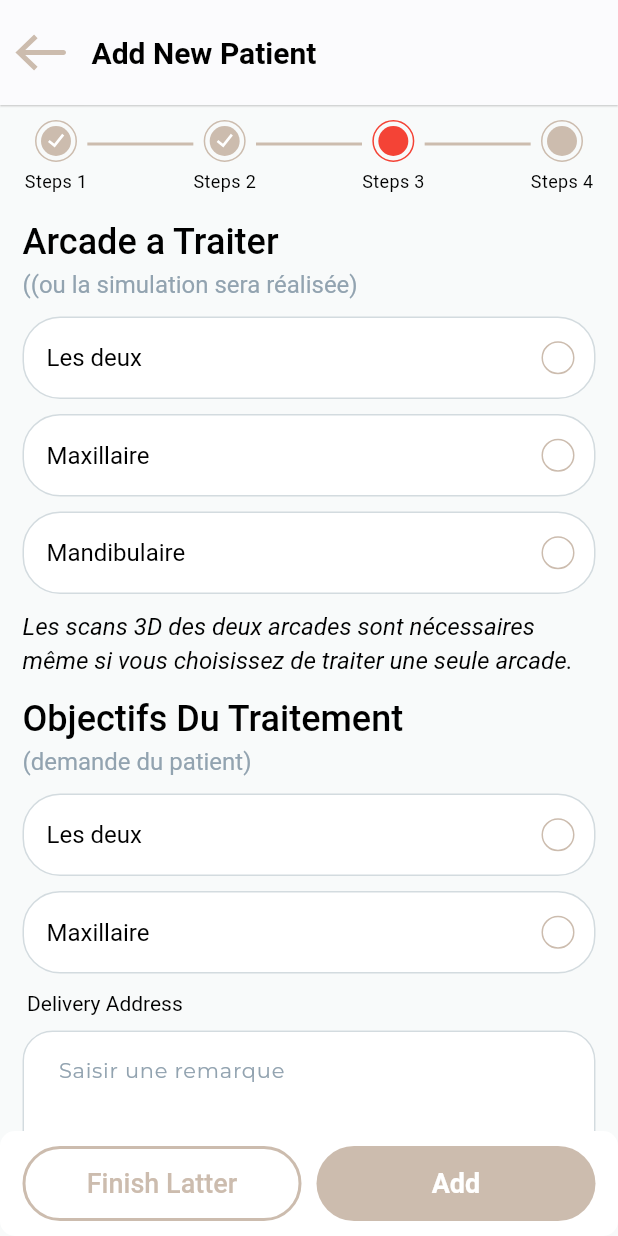
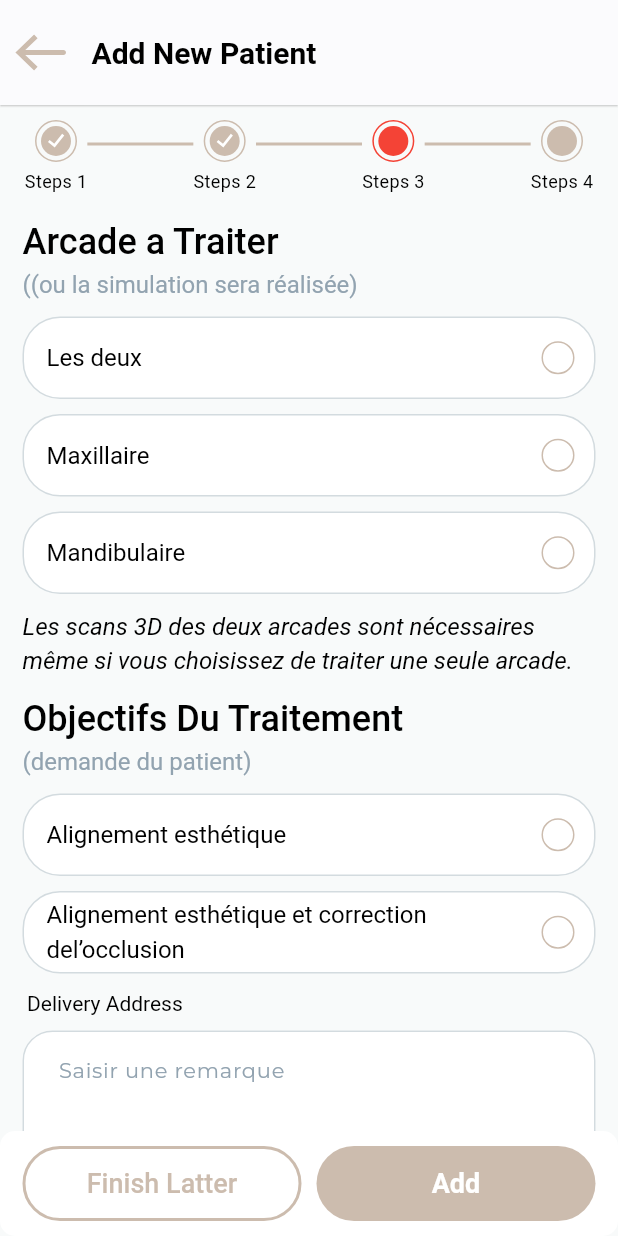
Before and after one commit to harshsavaliya175/lyner_doctor, a Flutter app: the AddPatientScreen screen opened by its route, after a tap on an icon or button, on a phone screen of 412 x 824 dp. Run offline on Flutter 3.47's test engine with Material 3 defaults, Android fonts, the phone set to English and light mode, and no system bars; our stand-ins replace cached_network_image, device_info, dotted_border, easy_localization, file_picker, flutter_screenutil and 10 more; missing offline and left inert: app_settings, easy_logger; accounts and stored records are empty; network calls fail; Roboto replaces fonts that are missing (assets/fonts/maax.ttf, maax-medium-medium).

```diff
--- a/lib/ui/screens/main/add_patient/add_patient.dart
+++ b/lib/ui/screens/main/add_patient/add_patient.dart
@@ -66,7 +66,8 @@ class AddPatientScreen extends StatelessWidget {
                       currentStep: ctrl.currentStep,
                       onStepTapped: (index) async {
                         if (index < ctrl.currentStep.value) {
-                          if (ctrl.patientInformationFormKey.currentState != null) {
+                          if (ctrl.patientInformationFormKey.currentState !=
+                              null) {
                             if (!ctrl.patientInformationFormKey.currentState!
                                 .validate()) {
                               ctrl.stepErrors[1] = true;
@@ -107,15 +108,15 @@ class AddPatientScreen extends StatelessWidget {
                                       "Please enter firstname and lastname");
                                 }
                                 return;
-                              }else{
-                                if(ctrl.patientData==null){
+                              } else {
+                                if (ctrl.patientData == null) {
                                   await ctrl.addNewPatient();
                                 }
-
                               }
                               if (ctrl.patientInformationFormKey.currentState !=
                                   null) {
-                                if (!ctrl.patientInformationFormKey.currentState!
+                                if (!ctrl
+                                    .patientInformationFormKey.currentState!
                                     .validate()) {
                                   ctrl.stepErrors[1] = true;
                                 } else {
@@ -432,13 +433,12 @@ Widget patientInformation(AddPatientController ctrl) {
                 return null;
               },
               onTap: () async {
-                ctrl.pickedDate = await datePickerDialog(
-                    Get.context!, ctrl.dateText);
+                ctrl.pickedDate =
+                    await datePickerDialog(Get.context!, ctrl.dateText);
                 if (ctrl.pickedDate != null) {
                   ctrl.dateText = ctrl.pickedDate;
                   ctrl.dateTextField =
-                      DateFormat('dd-MM-yyyy')
-                          .format(ctrl.pickedDate!);
+                      DateFormat('dd-MM-yyyy').format(ctrl.pickedDate!);
                   ctrl.dateOfBirthController.text = ctrl.dateTextField!;
                 }
                 ctrl.update();
@@ -498,12 +498,14 @@ Widget patientInformation(AddPatientController ctrl) {
                   shrinkWrap: true,
                   physics: const PageScrollPhysics(),
                   itemBuilder: (builder, index) {
-                    var data = ctrl.doctorDataList[index]; // Display filtered data when search is not empty
+                    var data = ctrl.doctorDataList[
+                        index]; // Display filtered data when search is not empty
                     return InkWell(
                       onTap: () {
                         print("onTap : $index");
                         ctrl.showDoctorDropDown = !ctrl.showDoctorDropDown;
-                        ctrl.doctorController.text = '${data?.firstName} ${data?.lastName}';
+                        ctrl.doctorController.text =
+                            '${data?.firstName} ${data?.lastName}';
                         ctrl.selectedDoctorData = data;
                         print(ctrl.selectedDoctorData);
                         ctrl.update();
@@ -512,7 +514,8 @@ Widget patientInformation(AddPatientController ctrl) {
                         mainAxisAlignment: MainAxisAlignment.spaceBetween,
                         children: [
                           Expanded(
-                            child: '${data?.firstName} ${data?.lastName}'.appCommonText(
+                            child: '${data?.firstName} ${data?.lastName}'
+                                .appCommonText(
                               color: Colors.black,
                               maxLine: 1,
                               align: TextAlign.start,
@@ -521,8 +524,8 @@ Widget patientInformation(AddPatientController ctrl) {
                               size: 15,
                             ),
                           ),
-                          if (ctrl.doctorController.text
-                              .contains('${data?.firstName} ${data?.lastName}')) ...[
+                          if (ctrl.doctorController.text.contains(
+                              '${data?.firstName} ${data?.lastName}')) ...[
                             Assets.icons.icSelectArrow.svg(color: primaryBrown),
                           ] else ...[
                             const SizedBox.shrink(),
@@ -581,12 +584,14 @@ Widget patientInformation(AddPatientController ctrl) {
                   shrinkWrap: true,
                   physics: const PageScrollPhysics(),
                   itemBuilder: (builder, index) {
-                    var data = ctrl.clinicBillingList[index]; // Display filtered data when search is not empty
+                    var data = ctrl.clinicBillingList[
+                        index]; // Display filtered data when search is not empty
                     return InkWell(
                       onTap: () {
                         print("onTap : $index");
                         ctrl.showBillingDropDown = !ctrl.showBillingDropDown;
-                        ctrl.billingAddressController.text = '${data?.billingName}';
+                        ctrl.billingAddressController.text =
+                            '${data?.billingName}';
                         ctrl.selectedClinicBillingData = data;
                         print(ctrl.selectedClinicBillingData);
                         ctrl.update();
@@ -664,12 +669,14 @@ Widget patientInformation(AddPatientController ctrl) {
                   shrinkWrap: true,
                   physics: const PageScrollPhysics(),
                   itemBuilder: (builder, index) {
-                    var data = ctrl.clinicDeliveryLocationList[index]; // Display filtered data when search is not empty
+                    var data = ctrl.clinicDeliveryLocationList[
+                        index]; // Display filtered data when search is not empty
                     return InkWell(
                       onTap: () {
                         print("onTap : $index");
                         ctrl.showDeliveryDropDown = !ctrl.showDeliveryDropDown;
-                        ctrl.deliveryAddressController.text = '${data?.address}';
+                        ctrl.deliveryAddressController.text =
+                            '${data?.address}';
                         ctrl.selectedClinicDeliveryData = data;
                         print(ctrl.selectedClinicDeliveryData);
                         ctrl.update();
@@ -722,7 +729,7 @@ Widget patientInformation(AddPatientController ctrl) {
               if (ctrl.patientInformationFormKey.currentState!.validate()) {
                 FocusScope.of(Get.context!).unfocus();
                 // Get.offAllNamed(Routes.home);
-                if(ctrl.patientData==null){
+                if (ctrl.patientData == null) {
                   await ctrl.addNewPatient();
                 }
                 await ctrl.goToStep(2);
@@ -814,7 +821,8 @@ Widget uploadPhotographs(AddPatientController ctrl) {
                       onImageChose: (File? file) async {
                         // ctrl.cuisinePhoto?[0] =(file!);
                         ctrl.faceImageFile = file!;
-                        ctrl.uploadPatientSingleImage(paramName: 'patient_face',file: file);
+                        ctrl.uploadPatientSingleImage(
+                            paramName: 'patient_face', file: file);
                         ctrl.update();
                       });
                 },
@@ -1256,7 +1264,8 @@ Widget uploadPhotographs(AddPatientController ctrl) {
   );
 }
 
-Widget photoCardWidget({required String title,
+Widget photoCardWidget(
+    {required String title,
     required String image,
     required File? fileImage,
     required GestureTapCallback onTap,
@@ -1556,14 +1565,16 @@ Widget arcadeTraiter(AddPatientController ctrl) {
                 child: Row(
                   mainAxisAlignment: MainAxisAlignment.spaceBetween,
                   children: [
-                    Text(
-                      item.title,
-                      style: TextStyle(
-                        fontSize: 16,
-                        fontWeight: FontWeight.w400,
-                        color: Colors.black,
-                      ),
-                    ).paddingOnly(left: 15),
+                    Expanded(
+                      child: item.title
+                          .appCommonText(
+                          size: 16,
+                          align: TextAlign.start,
+                          weight: FontWeight.w400,
+                          maxLine: 2,
+                          overflow: TextOverflow.ellipsis)
+                          .paddingOnly(left: 15),
+                    ),
                     Container(
                       alignment: Alignment.center,
                       width: 20.0,
@@ -1750,14 +1761,18 @@ Widget techniquesPatient(AddPatientController ctrl) {
                 child: Row(
                   mainAxisAlignment: MainAxisAlignment.spaceBetween,
                   children: [
-                    Text(
-                      item.title,
-                      style: TextStyle(
-                        fontSize: 16,
-                        fontWeight: FontWeight.w400,
-                        color: Colors.black,
-                      ),
-                    ).paddingOnly(left: 15),
+                    Expanded(
+                      child: item.title
+                          .appCommonText(
+                            maxLine: 2,
+                            overflow: TextOverflow.ellipsis,
+                            size: 16,
+                            align: TextAlign.start,
+                            weight: FontWeight.w400,
+                            color: Colors.black,
+                          )
+                          .paddingOnly(left: 15),
+                    ),
                     Container(
                       alignment: Alignment.center,
                       width: 20.0,
@@ -1877,14 +1892,15 @@ Widget dentalHistory(AddPatientController ctrl) {
                 child: Row(
                   mainAxisAlignment: MainAxisAlignment.spaceBetween,
                   children: [
-                    Text(
-                      item.title,
-                      style: TextStyle(
-                        fontSize: 16,
-                        fontWeight: FontWeight.w400,
-                        color: Colors.black,
-                      ),
-                    ).paddingOnly(left: 15),
+                    Expanded(
+                        child: item.title.appCommonText(
+                      maxLine: 2,
+                      overflow: TextOverflow.ellipsis,
+                      align: TextAlign.start,
+                      size: 16,
+                      weight: FontWeight.w400,
+                      color: Colors.black,
+                    ).paddingOnly(left: 15)),
                     Container(
                       alignment: Alignment.center,
                       width: 20.0,
@@ -2003,8 +2019,7 @@ Widget dentalHistory(AddPatientController ctrl) {
                               color: !item.dentalHistorySelected
                                   ? primaryBrown
                                   : Colors.transparent,
-                                  border: Border.all(
-                                      color: primaryBrown, width: 1),
+                              border: Border.all(color: primaryBrown, width: 1),
                               shape: BoxShape.circle,
                             ),
                             child: !item.dentalHistorySelected
@@ -2198,13 +2213,18 @@ Widget treatmentGoals(AddPatientController ctrl) {
         child: Row(
           mainAxisAlignment: MainAxisAlignment.spaceBetween,
           children: [
-            "Les deux"
+            Expanded(
+              child: "Alignement esthétique"
                   .appCommonText(
                     size: 16,
+                    maxLine: 2,
+                    overflow: TextOverflow.ellipsis,
+                    align: TextAlign.start,
                     weight: FontWeight.w400,
                     color: Colors.black,
                   )
                   .paddingOnly(left: 15),
+            ),
             CustomRadioButton(
               value: 1,
               groupValue: ctrl.isObjectTraitement,
@@ -2224,13 +2244,18 @@ Widget treatmentGoals(AddPatientController ctrl) {
         child: Row(
           mainAxisAlignment: MainAxisAlignment.spaceBetween,
           children: [
-            "Maxillaire"
+            Expanded(
+              child: "Alignement esthétique et correction del’occlusion"
                   .appCommonText(
                     size: 16,
+                    align: TextAlign.start,
+                    maxLine: 2,
+                    overflow: TextOverflow.ellipsis,
                     weight: FontWeight.w400,
                     color: Colors.black,
                   )
                   .paddingOnly(left: 15),
+            ),
             CustomRadioButton(
               value: 2,
               groupValue: ctrl.isObjectTraitement,
--- a/lib/ui/screens/main/add_patient/add_patient_controller.dart
+++ b/lib/ui/screens/main/add_patient/add_patient_controller.dart
@@ -5,8 +5,10 @@ import 'package:get/get.dart';
 import 'package:lynerdoctor/api/add_patient_repo/add_patient_repo.dart';
 import 'package:lynerdoctor/api/patients_repo/patients_repo.dart';
 import 'package:lynerdoctor/api/response_item_model.dart';
+import 'package:lynerdoctor/core/utils/extension.dart';
 import 'package:lynerdoctor/core/utils/extensions.dart';
 import 'package:lynerdoctor/core/utils/shared_prefs.dart';
+import 'package:lynerdoctor/generated/locale_keys.g.dart';
 import 'package:lynerdoctor/model/clinic_billing_model.dart';
 import 'package:lynerdoctor/model/clinic_location_model.dart';
 import 'package:lynerdoctor/model/doctor_model.dart';
@@ -65,13 +67,13 @@ class AddPatientController extends GetxController {
   bool showDeliveryDropDown = false;
   PatientData? patientData;
   var patientTechniquesItems = <SelectionItem>[
-    SelectionItem(title: 'Recommandé par Lyner'),
-    SelectionItem(title: 'IPR (stripping)'),
-    SelectionItem(title: 'Taquets'),
-    SelectionItem(title: 'Pas de taquets sur les dents', requiresNote: true),
-    SelectionItem(title: 'Elastiques'),
-    SelectionItem(title: 'Boutons à coller'),
-    SelectionItem(title: 'Extractions requises : dents n°', requiresNote: true),
+    SelectionItem(title: LocaleKeys.recommandeLyner.translateText),
+    SelectionItem(title: LocaleKeys.iprStripping.translateText),
+    SelectionItem(title: LocaleKeys.taquets.translateText),
+    SelectionItem(title: LocaleKeys.pasDeTaquetSurLesDents.translateText, requiresNote: true),
+    SelectionItem(title: LocaleKeys.elastiques.translateText),
+    SelectionItem(title: LocaleKeys.boutonsaColler.translateText),
+    SelectionItem(title: LocaleKeys.extractionsRequisesDents.translateText, requiresNote: true),
   ];
 
   bool validateUploadPhotoFiles() {
@@ -98,30 +100,30 @@ class AddPatientController extends GetxController {
   }
 
   var dentalHistoryItems = <SelectionItem>[
-    SelectionItem(title: 'Rien de particulier'),
-    SelectionItem(title: 'Dents mobiles', requiresNote: true),
-    SelectionItem(title: 'Traumat', requiresNote: true),
-    SelectionItem(title: 'Implant', requiresNote: true),
-    SelectionItem(title: 'Bridge', requiresNote: true),
+    SelectionItem(title: LocaleKeys.rienDeParticulier.translateText),
+    SelectionItem(title: LocaleKeys.dentsMobiles.translateText, requiresNote: true),
+    SelectionItem(title: LocaleKeys.traumat.translateText, requiresNote: true),
+    SelectionItem(title: LocaleKeys.implant.translateText, requiresNote: true),
+    SelectionItem(title: LocaleKeys.bridge.translateText, requiresNote: true),
     SelectionItem(
-        title: 'Problème d’ATM',
+        title: LocaleKeys.problemAtm.translateText,
         dentalHistory: true,
         dentalHistorySelected: true),
-    SelectionItem(title: 'Apnée du sommeil'),
-    SelectionItem(title: 'Autres informations pertinentes', requiresNote: true),
+    SelectionItem(title: LocaleKeys.apneduSomeil.translateText),
+    SelectionItem(title:LocaleKeys.autresInformationsPertinentes.translateText, requiresNote: true),
   ];
   var middleMaxillaryItems = <SelectionItem>[
-    SelectionItem(title: 'Centré'),
-    SelectionItem(title: 'Décalé vers la droite'),
-    SelectionItem(title: 'Décalé vers la gauche'),
+    SelectionItem(title: LocaleKeys.centre.translateText),
+    SelectionItem(title: LocaleKeys.decaleVersLaDroite.translateText),
+    SelectionItem(title: LocaleKeys.decaleVersLaGauche.translateText),
   ];
   var incisorCoveringItems = <SelectionItem>[
-    SelectionItem(title: 'Recommandé par Lyner'),
+    SelectionItem(title: LocaleKeys.recommandeLyner.translateText),
     SelectionItem(
         title:
-            'Augmentation de la dimension verticale (égression molaires et prémolaires)'),
-    SelectionItem(title: 'Ingression des incisives maxillaire'),
-    SelectionItem(title: 'Ingression des incisives mandibulaires'),
+        LocaleKeys.augmentationDimension.translateText),
+    SelectionItem(title: LocaleKeys.ingressionDesIncisivesMaxillaire.translateText),
+    SelectionItem(title: LocaleKeys.ingressionDesIncisivesMandibulaires.translateText),
   ];
   var stepErrors = <int, bool>{};
 
@@ -356,7 +358,7 @@ class AddPatientController extends GetxController {
           PatientModel patientModel = PatientModel.fromJson(result.toJson());
           patientData = patientModel.data;
           print(patientData);
-          showAppSnackBar("Add patient record successfully");
+          showAppSnackBar(LocaleKeys.addPatientRecordSuccessfully.translateText);
           isLoading = false;
         }
       } else {
```
Also changed, not shown: assets/translations/en.json (+24 -1 lines), lib/generated/codegen_loader.g.dart, lib/generated/locale_keys.g.dart, 1 other file. Lines whose indentation alone changed are shown as unchanged.
